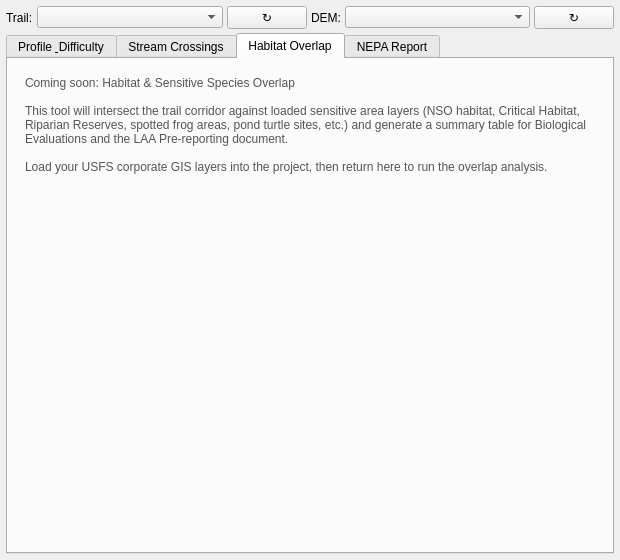
This is MTBDesignToolsNEPA_dockwidget_base.ui in casey205/MTBDesignTools_NEPA as Qt 5 draws it before an edit. The edited form follows.
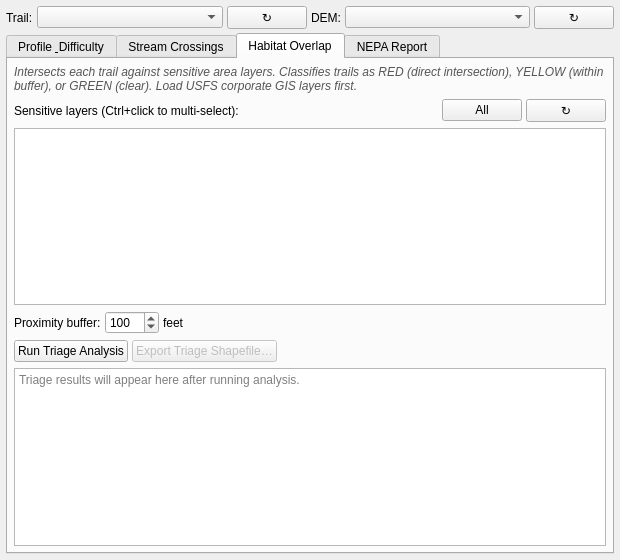
This is the edited form. The open tabs and pages were chosen to show the change.

Commit message: Add Habitat Overlap tab: trail triage analysis (RED/YELLOW/GREEN) against sensitive layers

Diff of the .ui file:
```diff
--- a/MTBDesignToolsNEPA_dockwidget_base.ui
+++ b/MTBDesignToolsNEPA_dockwidget_base.ui
@@ -504,6 +504,9 @@
         <string>Habitat Overlap</string>
        </attribute>
        <layout class="QVBoxLayout" name="habitatTabLayout">
+        <property name="spacing">
+         <number>6</number>
+        </property>
         <property name="leftMargin">
          <number>6</number>
         </property>
@@ -519,39 +522,220 @@
         <item>
          <widget class="QLabel" name="habitatComingSoonLabel">
           <property name="text">
-           <string>Coming soon: Habitat &amp; Sensitive Species Overlap
-
-This tool will intersect the trail corridor against loaded sensitive area layers (NSO habitat, Critical Habitat, Riparian Reserves, spotted frog areas, pond turtle sites, etc.) and generate a summary table for Biological Evaluations and the LAA Pre-reporting document.
-
-Load your USFS corporate GIS layers into the project, then return here to run the overlap analysis.</string>
+           <string>Intersects each trail against sensitive area layers. Classifies trails as RED (direct intersection), YELLOW (within buffer), or GREEN (clear). Load USFS corporate GIS layers first.</string>
           </property>
           <property name="wordWrap">
            <bool>true</bool>
           </property>
-          <property name="alignment">
-           <set>Qt::AlignTop|Qt::AlignLeft</set>
-          </property>
           <property name="styleSheet">
-           <string>color: #555; padding: 8px;</string>
+           <string>color: #555; font-style: italic;</string>
           </property>
          </widget>
         </item>
+
+        <!-- Sensitive layers header -->
         <item>
-         <spacer name="habitatSpacer">
-          <property name="orientation">
-           <enum>Qt::Vertical</enum>
+         <layout class="QHBoxLayout" name="habitatLayersHeaderRow">
+          <property name="spacing">
+           <number>4</number>
           </property>
-          <property name="sizeType">
-           <enum>QSizePolicy::Expanding</enum>
+          <item>
+           <widget class="QLabel" name="habitatLayersLabel">
+            <property name="text">
+             <string>Sensitive layers (Ctrl+click to multi-select):</string>
+            </property>
+           </widget>
+          </item>
+          <item>
+           <spacer name="habitatHeaderStretch">
+            <property name="orientation">
+             <enum>Qt::Horizontal</enum>
+            </property>
+            <property name="sizeType">
+             <enum>QSizePolicy::Expanding</enum>
+            </property>
+            <property name="sizeHint" stdset="0">
+             <size>
+              <width>0</width>
+              <height>0</height>
+             </size>
+            </property>
+           </spacer>
+          </item>
+          <item>
+           <widget class="QPushButton" name="selectAllHabitatButton">
+            <property name="text">
+             <string>All</string>
+            </property>
+            <property name="toolTip">
+             <string>Select all sensitive layers</string>
+            </property>
+            <property name="maximumWidth">
+             <number>40</number>
+            </property>
+            <property name="maximumHeight">
+             <number>24</number>
+            </property>
+           </widget>
+          </item>
+          <item>
+           <widget class="QPushButton" name="refreshHabitatButton">
+            <property name="text">
+             <string>↻</string>
+            </property>
+            <property name="toolTip">
+             <string>Refresh layer list from project</string>
+            </property>
+            <property name="maximumWidth">
+             <number>28</number>
+            </property>
+            <property name="maximumHeight">
+             <number>24</number>
+            </property>
+           </widget>
+          </item>
+         </layout>
+        </item>
+
+        <!-- Sensitive layers list -->
+        <item>
+         <widget class="QListWidget" name="habitatListWidget">
+          <property name="maximumHeight">
+           <number>120</number>
           </property>
-          <property name="sizeHint" stdset="0">
-           <size>
-            <width>0</width>
-            <height>0</height>
-           </size>
+          <property name="minimumHeight">
+           <number>60</number>
           </property>
-         </spacer>
+          <property name="selectionMode">
+           <enum>QAbstractItemView::ExtendedSelection</enum>
+          </property>
+          <property name="toolTip">
+           <string>Select polygon or line layers representing sensitive areas (NSO habitat, Riparian Reserves, Critical Habitat, wetlands, species occurrence areas, etc.)</string>
+          </property>
+         </widget>
         </item>
+
+        <!-- Buffer distance row -->
+        <item>
+         <layout class="QHBoxLayout" name="habitatBufferRow">
+          <property name="spacing">
+           <number>4</number>
+          </property>
+          <item>
+           <widget class="QLabel" name="habitatBufferLabel">
+            <property name="text">
+             <string>Proximity buffer:</string>
+            </property>
+            <property name="toolTip">
+             <string>Trails within this distance of a sensitive layer are flagged YELLOW (adjacent) even if they don't directly intersect</string>
+            </property>
+           </widget>
+          </item>
+          <item>
+           <widget class="QSpinBox" name="habitatBufferSpinBox">
+            <property name="minimum">
+             <number>0</number>
+            </property>
+            <property name="maximum">
+             <number>1000</number>
+            </property>
+            <property name="value">
+             <number>100</number>
+            </property>
+            <property name="toolTip">
+             <string>Buffer distance in feet for YELLOW (adjacent) classification</string>
+            </property>
+            <property name="maximumWidth">
+             <number>70</number>
+            </property>
+           </widget>
+          </item>
+          <item>
+           <widget class="QLabel" name="habitatBufferUnitsLabel">
+            <property name="text">
+             <string>feet</string>
+            </property>
+           </widget>
+          </item>
+          <item>
+           <spacer name="habitatBufferStretch">
+            <property name="orientation">
+             <enum>Qt::Horizontal</enum>
+            </property>
+            <property name="sizeType">
+             <enum>QSizePolicy::Expanding</enum>
+            </property>
+            <property name="sizeHint" stdset="0">
+             <size>
+              <width>0</width>
+              <height>0</height>
+             </size>
+            </property>
+           </spacer>
+          </item>
+         </layout>
+        </item>
+
+        <!-- Action buttons -->
+        <item>
+         <layout class="QHBoxLayout" name="habitatActionRow">
+          <property name="spacing">
+           <number>4</number>
+          </property>
+          <item>
+           <widget class="QPushButton" name="runHabitatButton">
+            <property name="text">
+             <string>Run Triage Analysis</string>
+            </property>
+            <property name="toolTip">
+             <string>Classify each trail as RED / YELLOW / GREEN based on overlap with selected sensitive layers</string>
+            </property>
+           </widget>
+          </item>
+          <item>
+           <widget class="QPushButton" name="exportHabitatButton">
+            <property name="text">
+             <string>Export Triage Shapefile…</string>
+            </property>
+            <property name="toolTip">
+             <string>Save trail triage results as a shapefile for the NEPA scoping document</string>
+            </property>
+            <property name="enabled">
+             <bool>false</bool>
+            </property>
+           </widget>
+          </item>
+          <item>
+           <spacer name="habitatActionStretch">
+            <property name="orientation">
+             <enum>Qt::Horizontal</enum>
+            </property>
+            <property name="sizeType">
+             <enum>QSizePolicy::Expanding</enum>
+            </property>
+            <property name="sizeHint" stdset="0">
+             <size>
+              <width>0</width>
+              <height>0</height>
+             </size>
+            </property>
+           </spacer>
+          </item>
+         </layout>
+        </item>
+
+        <!-- Results -->
+        <item>
+         <widget class="QTextEdit" name="habitatResultsText">
+          <property name="readOnly">
+           <bool>true</bool>
+          </property>
+          <property name="placeholderText">
+           <string>Triage results will appear here after running analysis.</string>
+          </property>
+         </widget>
+        </item>
+
        </layout>
       </widget>
 
```
Left out of the diff: 3 changed lines with no effect on the pictures. The commit also changes 1 other file.
